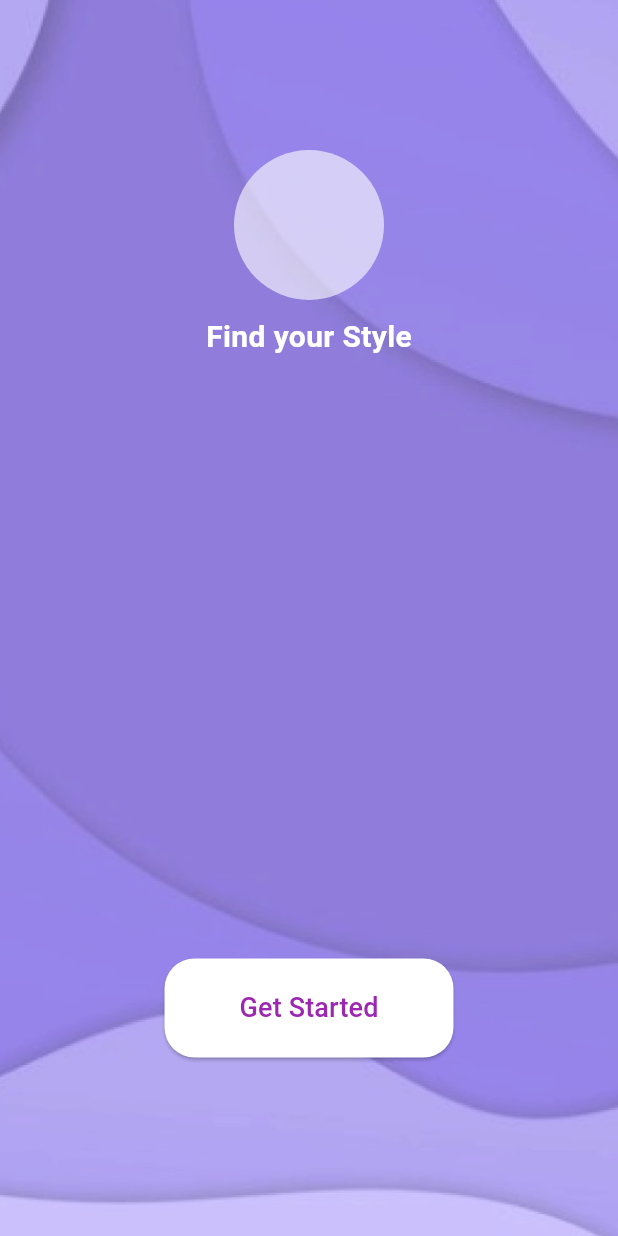
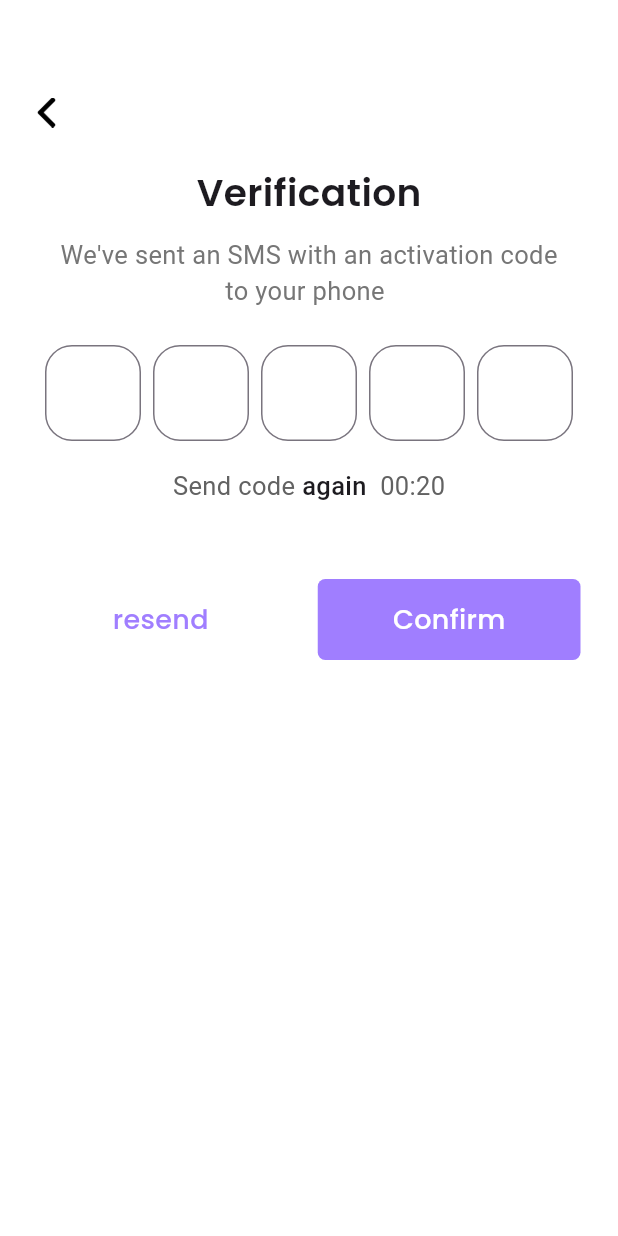
Before and after one commit to LasenSanvidu/bizmart, a Flutter app: the screen it shows after launch, on a phone screen of 412 x 824 dp. Run offline on Flutter 3.47's test engine with Material 3 defaults, Android fonts, the phone set to English and light mode, and no system bars; our stand-ins replace cached_network_image, cloud_firestore, firebase_core, go_router, google_fonts, lottie; accounts and stored records are empty.

Commit message:
added OTP verification
check it out whether if  it's working 🥶

just the UI part and animations

```diff
--- a/lib/main.dart
+++ b/lib/main.dart
@@ -5,7 +5,6 @@ import 'package:myapp/order_confirmed.dart';
 import 'package:myapp/profile.dart';
 import 'package:go_router/go_router.dart';
 import 'package:myapp/routes/router.dart';
-
 import 'package:firebase_core/firebase_core.dart';
 import 'firebase_options.dart';
 
--- /dev/null
+++ b/lib/otp_code.dart
@@ -0,0 +1,188 @@
+import 'package:flutter/material.dart';
+import 'package:flutter/services.dart';
+import 'package:google_fonts/google_fonts.dart';
+import 'main.dart';
+import 'otp_confirmation.dart';
+
+class OtpCode extends StatelessWidget {
+  const OtpCode({super.key});
+
+  @override
+  Widget build(BuildContext context) {
+    return Scaffold(
+      backgroundColor: Colors.white,
+      body: Column(
+        children: [
+          // A P P   B A R
+          Padding(
+            padding: const EdgeInsets.only(top: 65, bottom: 10, right: 350),
+            child: GestureDetector(
+              onTap: () {
+                Navigator.push(
+                  context,
+                  MaterialPageRoute(builder: (context) => HomeScreen()),
+                );
+              },
+              child: Image.asset('lib/Icons/left_arrow.png',
+                height: 20, width: 20
+              ),
+            ),
+          ),
+
+          SizedBox(height: 15,),
+          Column(
+            crossAxisAlignment: CrossAxisAlignment.center,
+            children: [
+              Text(
+                'Verification',
+                style: GoogleFonts.poppins(fontSize: 25, fontWeight: FontWeight.w600),
+              ),
+              SizedBox(height: 12),
+              Text(
+                "We've sent an SMS with an activation code",
+                style: TextStyle(
+                  fontSize: 17,
+                  color: Color.fromARGB(255, 118, 118, 118),
+                ),
+              ),
+              Row(
+                mainAxisAlignment: MainAxisAlignment.center,
+                children: [
+                  Text(
+                    ' to your phone',
+                    style: TextStyle(
+                      fontSize: 17,
+                      color: Color.fromARGB(255, 118, 118, 118),
+                    ),
+                  ),
+                  SizedBox(width: 10),
+                ],
+              ),
+            ],
+          ),
+          SizedBox(height: 24),
+
+          Padding(
+            padding: const EdgeInsets.only(left: 30, right: 30),
+            child: Form(
+              child: Row(
+                mainAxisAlignment: MainAxisAlignment.spaceBetween,
+                children: List.generate(5, (index) =>
+                  SizedBox(
+                    height: 68,
+                    width: 64,
+                    child: TextField(
+                      onChanged: (value) {
+                        if (value.length == 1) {
+                          FocusScope.of(context).nextFocus();
+                        }
+                      },
+                      style: Theme.of(context).textTheme.headlineSmall,
+                      keyboardType: TextInputType.number,
+                      textAlign: TextAlign.center,
+                      decoration: InputDecoration(
+                        border: OutlineInputBorder(
+                          borderRadius: BorderRadius.circular(18),
+                        ),
+                        focusedBorder: OutlineInputBorder(
+                          borderRadius: BorderRadius.circular(30),
+                          borderSide: BorderSide(color: Colors.green),
+                        ),
+                      ),
+                      inputFormatters: [
+                        LengthLimitingTextInputFormatter(1),
+                        FilteringTextInputFormatter.digitsOnly,
+                      ],
+                    ),
+                  ),
+                ),
+              ),
+            ),
+          ),
+          SizedBox(height: 14),
+
+          Row(
+            mainAxisAlignment: MainAxisAlignment.center,
+            children: [
+              Text(
+                'Send code',
+                style: TextStyle(
+                  fontSize: 17,
+                  color: Color.fromARGB(255, 98, 98, 98),
+                ),
+              ),
+              Text(
+                ' again',
+                style: TextStyle(
+                  fontSize: 17,
+                  fontWeight: FontWeight.w500
+                ),
+              ),
+              Text(
+                '  00:20',
+                style: TextStyle(
+                  fontSize: 17,
+                  color: Color.fromARGB(255, 98, 98, 98),
+                ),
+              ),
+            ],
+          ),
+          SizedBox(height:50),
+
+          Padding(
+            padding: const EdgeInsets.only(left: 25, right: 25),
+            child: Row(
+              mainAxisAlignment: MainAxisAlignment.spaceBetween,
+              children: [
+                GestureDetector(
+                  onTap: () {
+                    Navigator.push(
+                      context,
+                      MaterialPageRoute(builder: (context) => OtpCode()),
+                    );
+                  },
+                  child: Container(
+                    padding: const EdgeInsets.symmetric(horizontal: 50, vertical: 14),
+                    child: Text(
+                      'resend',
+                      style: GoogleFonts.poppins(
+                        color: const Color.fromARGB(255, 160, 126, 255),
+                        fontWeight: FontWeight.w500,
+                        fontSize: 18,
+                      ),
+                    ),
+                  ),
+                ),
+                SizedBox(height:10),
+
+                GestureDetector(
+                  onTap: () {
+                    Navigator.push(
+                      context,
+                      MaterialPageRoute(builder: (context) => OtpConfirmation()),
+                    );
+                  },
+                  child: Container(
+                    padding: const EdgeInsets.symmetric(horizontal: 50, vertical: 14),
+                    decoration: BoxDecoration(
+                      color: const Color.fromARGB(255, 160, 126, 255),
+                      borderRadius: BorderRadius.circular(5),
+                    ),
+                    child: Text(
+                      'Confirm',
+                      style: GoogleFonts.poppins(
+                        color: Colors.white,
+                        fontWeight: FontWeight.w500,
+                        fontSize: 18,
+                      ),
+                    ),
+                  ),
+                ),
+              ],
+            ),
+          ),
+        ],
+      ),
+    );
+  }
+}
--- a/lib/routes/router.dart
+++ b/lib/routes/router.dart
@@ -2,7 +2,10 @@ import 'package:go_router/go_router.dart';
 import 'package:myapp/login.dart';
 import 'package:myapp/main.dart';
 import 'package:myapp/main_settings.dart';
+import 'package:myapp/profile.dart';
 import 'package:myapp/settings_customer.dart';
+import '../otp_code.dart';
+import '../otp_confirmation.dart';
 
 class RouterClass {
   final router = GoRouter(
@@ -11,7 +14,7 @@ class RouterClass {
       GoRoute(
         path: "/",
         builder: (context, state) {
-          return const HomeScreen();
+          return const OtpCode();
         },
       ),
       GoRoute(
--- a/pubspec.yaml
+++ b/pubspec.yaml
@@ -15,6 +15,7 @@ dependencies:
   google_fonts:
   go_router: ^12.1.1
   firebase_core: ^2.32.0
+  lottie:
 
 
 dev_dependencies:
@@ -34,3 +35,4 @@ flutter:
     - assets/ring_o.png
     - assets/BUser.jpg
     - lib/Icons/
+    - lib/animations/
```
Also changed, not shown: lib/animations/verify.json (added, +1 -0 lines), lib/otp_confirmation.dart (added, +62 -0 lines), lib/Icons/left_arrow.png (added), pubspec.lock.
